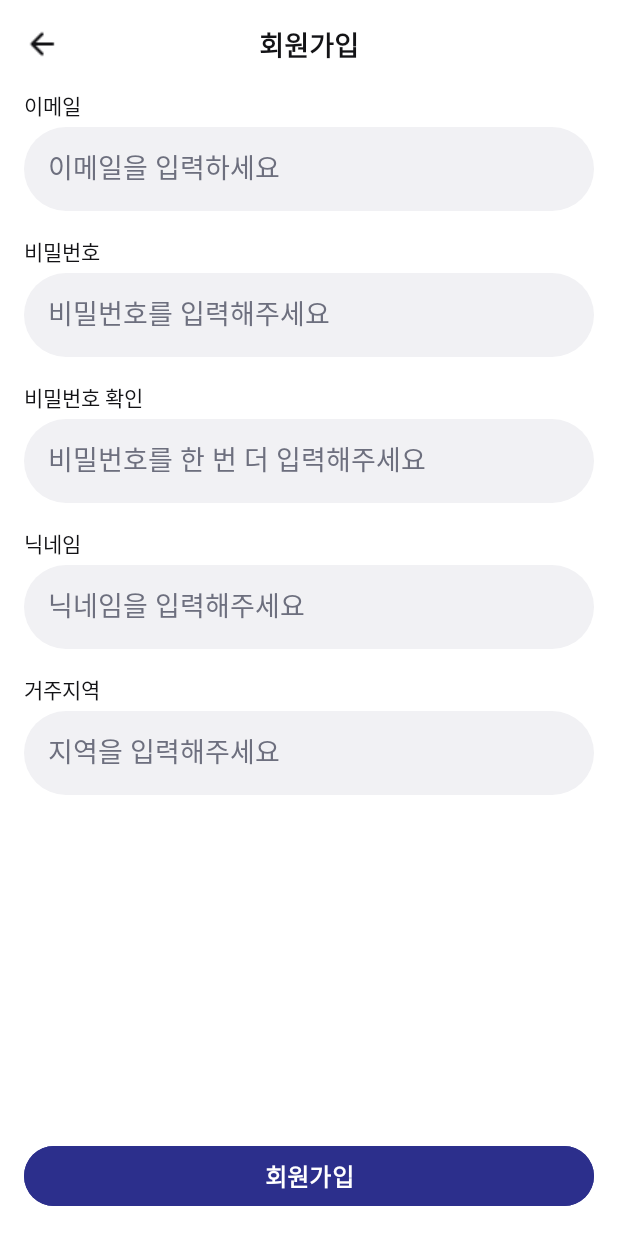
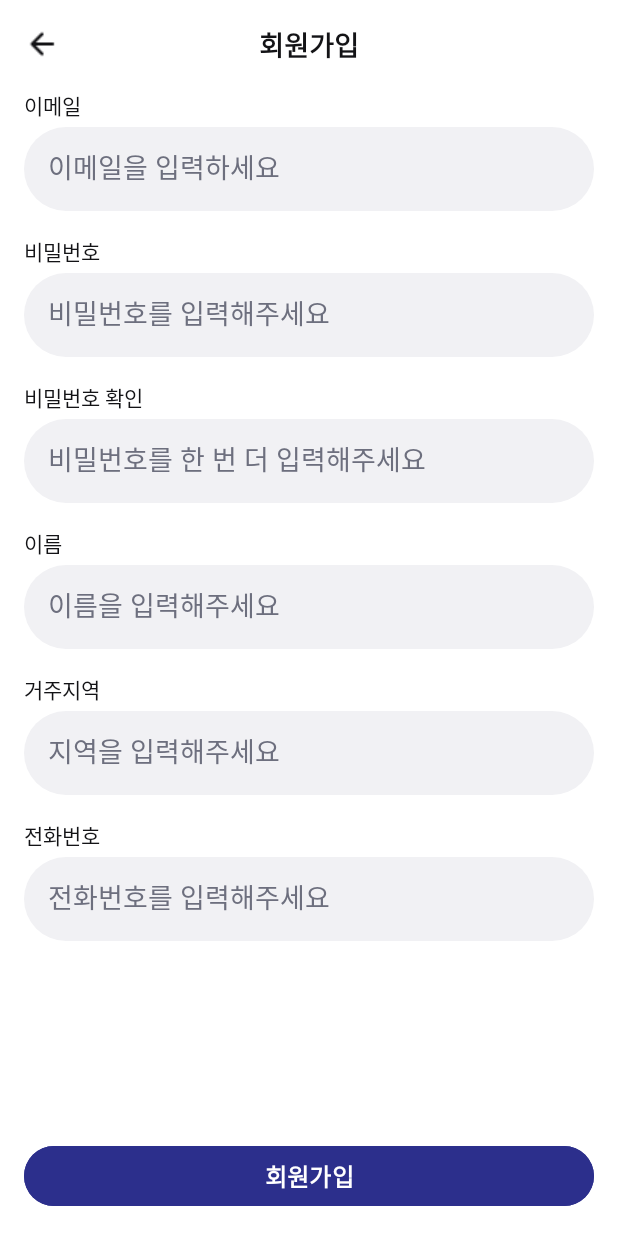
Before and after one commit to 2025-MobileProgramming-Crack/Frontend, an Android app: the SignupActivity screen opened directly, with no data from a screen before it, on a phone screen of 412 x 824 dp. Run offline under Robolectric (Android 15) with nearby library versions, the phone set to English and light mode, and no system bars.

Commit message:
로그인/회원가입구현

```diff
--- a/app/src/main/AndroidManifest.xml
+++ b/app/src/main/AndroidManifest.xml
@@ -2,6 +2,8 @@
 <manifest xmlns:android="http://schemas.android.com/apk/res/android"
     xmlns:tools="http://schemas.android.com/tools"
     package= "com.tu.project">
+
+    <uses-permission android:name="android.permission.INTERNET" />
 
     <!-- 카메라 권한 -->
     <uses-feature
@@ -18,7 +20,10 @@
         android:roundIcon="@mipmap/ic_launcher_round"
         android:supportsRtl="true"
         android:theme="@style/Theme.Project"
+        android:usesCleartextTraffic="true"
         tools:targetApi="31">
+
+
 
         <!-- FileProvider 설정 -->
         <provider
--- a/app/src/main/java/com/tu/project/SignupActivity.kt
+++ b/app/src/main/java/com/tu/project/SignupActivity.kt
@@ -3,33 +3,72 @@ package com.tu.project
 import android.annotation.SuppressLint
 import android.content.Intent
 import android.os.Bundle
+import android.util.Log
 import android.widget.Button
 import android.widget.ImageView
+import android.widget.Toast
 import androidx.activity.enableEdgeToEdge
 import androidx.appcompat.app.AppCompatActivity
 import androidx.core.view.ViewCompat
 import androidx.core.view.WindowInsetsCompat
 import com.tu.project.R
+import com.tu.project.databinding.ActivitySignupBinding
+import retrofit2.Call
+import retrofit2.Callback
+import retrofit2.Response
 
 class SignupActivity : AppCompatActivity() {
+
+    private lateinit var binding: ActivitySignupBinding
+
     override fun onCreate(savedInstanceState: Bundle?) {
         super.onCreate(savedInstanceState)
-        enableEdgeToEdge()
-        setContentView(R.layout.activity_signup)
-        ViewCompat.setOnApplyWindowInsetsListener(findViewById(R.id.main)) { v, insets ->
+        binding = ActivitySignupBinding.inflate(layoutInflater)
+        setContentView(binding.root)
+
+        ViewCompat.setOnApplyWindowInsetsListener(binding.main) { v, insets ->
             val systemBars = insets.getInsets(WindowInsetsCompat.Type.systemBars())
             v.setPadding(systemBars.left, systemBars.top, systemBars.right, systemBars.bottom)
             insets
         }
-        findViewById<ImageView>(R.id.btnBack).setOnClickListener {
+
+        binding.btnBack.setOnClickListener {
             startActivity(Intent(this, MainActivity::class.java))
             finish()
         }
 
-        val signupButton: Button = findViewById(R.id.btnSignUp2)
-        signupButton.setOnClickListener {
-            val intent = Intent(this, LoginActivity::class.java)
-            startActivity(intent)
+        binding.btnSignUp2.setOnClickListener {
+            val email = binding.etEmail.text.toString()
+            val password = binding.etPassword.text.toString()
+            val passwordConfirm = binding.etPasswordConfirm.text.toString()
+            val username = binding.etNickname.text.toString()
+            val region = binding.etRegion.text.toString()
+            val phoneNumber = binding.etPhone.text.toString()
+
+            if (password != passwordConfirm) {
+                Toast.makeText(this, "비밀번호가 일치하지 않습니다.", Toast.LENGTH_SHORT).show()
+                return@setOnClickListener
+            }
+
+            val request = SignUpRequest(username, email, password, phoneNumber, region)
+
+            RetrofitClient.instance.signUp(request).enqueue(object : Callback<SignUpResponse> {
+                override fun onResponse(call: Call<SignUpResponse>, response: Response<SignUpResponse>) {
+                    Log.d("회원가입", "HTTP 코드: ${response.code()}")
+
+                    if (response.isSuccessful) {
+
+                        Toast.makeText(this@SignupActivity, "회원가입 성공", Toast.LENGTH_SHORT).show()
+                        startActivity(Intent(this@SignupActivity, LoginActivity::class.java))
+                    } else {
+                        Toast.makeText(this@SignupActivity, "회원가입 실패", Toast.LENGTH_SHORT).show()
+                    }
+                }
+
+                override fun onFailure(call: Call<SignUpResponse>, t: Throwable) {
+                    Toast.makeText(this@SignupActivity, "에러: ${t.message}", Toast.LENGTH_SHORT).show()
+                }
+            })
         }
     }
 }
--- a/app/src/main/res/layout/activity_signup.xml
+++ b/app/src/main/res/layout/activity_signup.xml
@@ -126,7 +126,7 @@
             <TextView
                 android:layout_width="match_parent"
                 android:layout_height="wrap_content"
-                android:text="닉네임"
+                android:text="이름"
                 android:textColor="#131316"
                 android:textSize="14sp"
                 android:paddingBottom="4dp" />
@@ -135,7 +135,7 @@
                 android:id="@+id/etNickname"
                 android:layout_width="match_parent"
                 android:layout_height="56dp"
-                android:hint="닉네임을 입력해주세요"
+                android:hint="이름을 입력해주세요"
                 android:textColorHint="#6D6F7E"
                 android:textColor="#131316"
                 android:background="@drawable/bg_rounded_gray"
@@ -157,6 +157,27 @@
                 android:layout_width="match_parent"
                 android:layout_height="56dp"
                 android:hint="지역을 입력해주세요"
+                android:textColorHint="#6D6F7E"
+                android:textColor="#131316"
+                android:background="@drawable/bg_rounded_gray"
+                android:padding="16dp"
+                android:inputType="text"
+                android:layout_marginBottom="16dp" />
+
+            <!-- phonenum Field -->
+            <TextView
+                android:layout_width="match_parent"
+                android:layout_height="wrap_content"
+                android:text="전화번호"
+                android:textColor="#131316"
+                android:textSize="14sp"
+                android:paddingBottom="4dp" />
+
+            <EditText
+                android:id="@+id/etPhone"
+                android:layout_width="match_parent"
+                android:layout_height="56dp"
+                android:hint="전화번호를 입력해주세요"
                 android:textColorHint="#6D6F7E"
                 android:textColor="#131316"
                 android:background="@drawable/bg_rounded_gray"
--- /dev/null
+++ b/app/src/main/res/xml/network_security_config.xml
@@ -0,0 +1,6 @@
+<?xml version="1.0" encoding="utf-8"?>
+<network-security-config>
+    <domain-config cleartextTrafficPermitted="true">
+        <domain includeSubdomains="true">http://44.223.51.148:8080</domain>
+    </domain-config>
+</network-security-config>
--- a/build.gradle.kts
+++ b/build.gradle.kts
@@ -1,7 +1,7 @@
 // 프로젝트 루트: build.gradle.kts
 plugins {
     // AGP Alpha 버전 사용 (Android Studio가 지원하는 최대 버전)
-    id("com.android.application") version "8.6.0-alpha05" apply false
-    id("com.android.library")    version "8.6.0-alpha05" apply false
+    id("com.android.application") version "8.6.1" apply false
+    id("com.android.library")    version "8.6.1" apply false
     id("org.jetbrains.kotlin.android") version "1.9.0" apply false
 }
```
Also changed, not shown: app/build.gradle.kts (+7 -0 lines), app/src/main/java/com/tu/project/AddscheduleActivity.kt (+15 -5 lines), app/src/main/java/com/tu/project/ApiService.kt (added, +15 -0 lines), app/src/main/java/com/tu/project/LoginActivity.kt (+34 -9 lines), app/src/main/java/com/tu/project/Retrofitclient.kt (added, +16 -0 lines), app/src/main/java/com/tu/project/User.kt (added, +40 -0 lines), gradle/wrapper/gradle-wrapper.properties.
